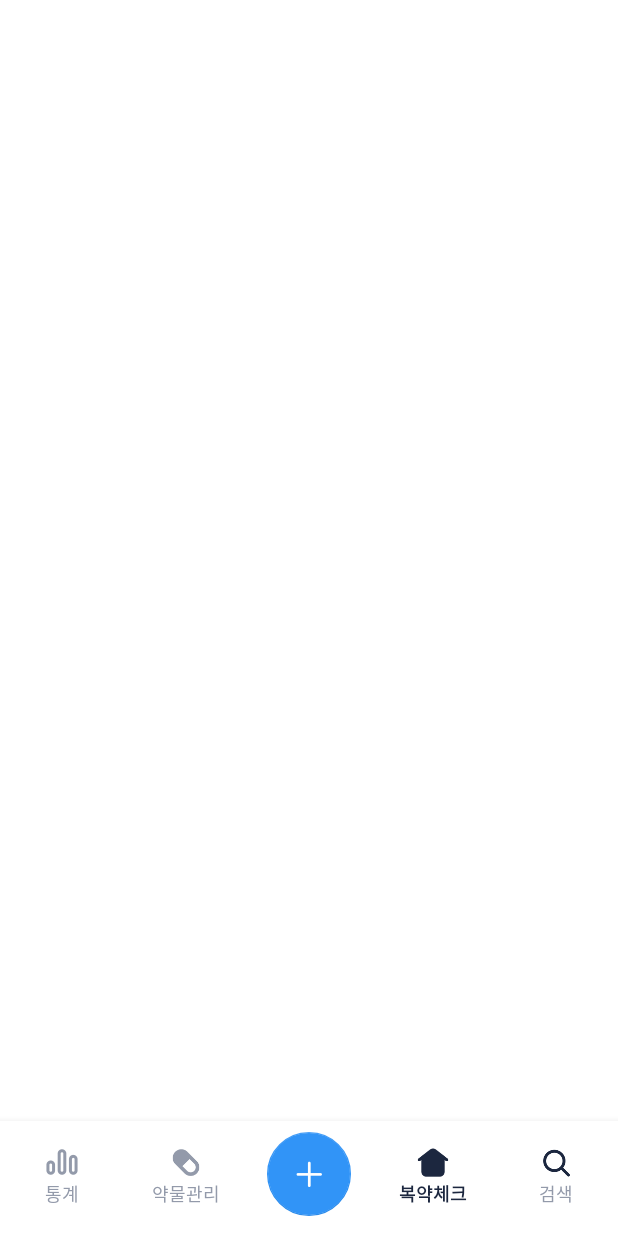
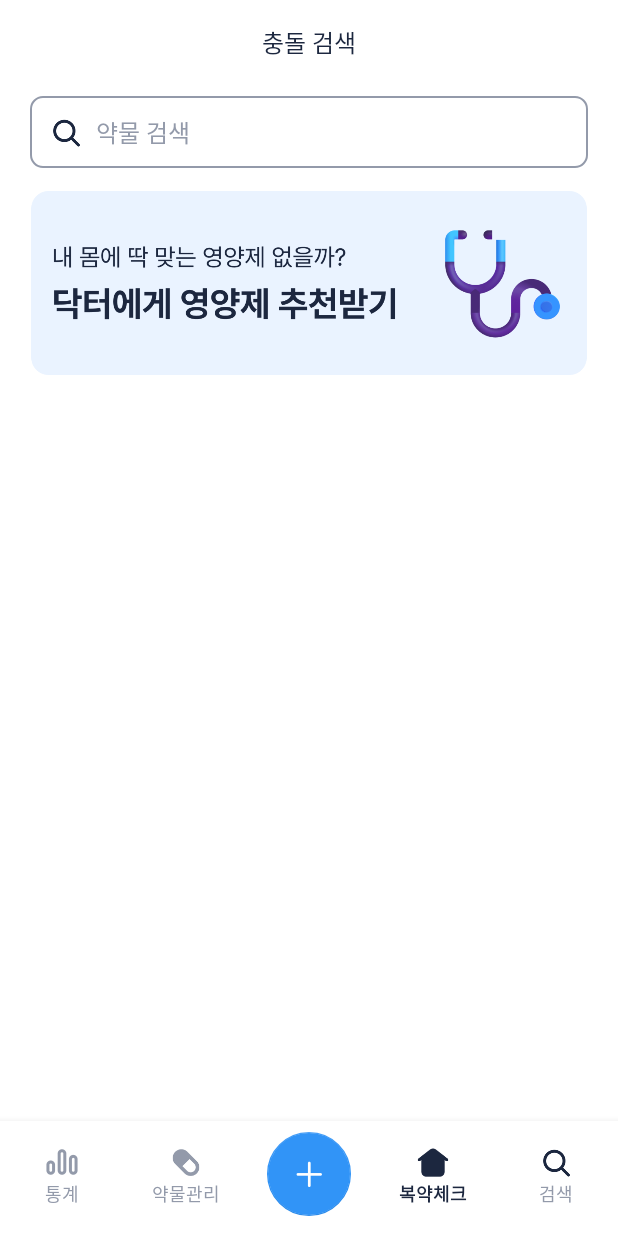
Before and after one commit to Pill-Mate/Pill-Mate-Android, an Android app: the fragment PillSearchFragment placed in its activity, on a phone screen of 412 x 824 dp. Run offline under Robolectric (Android 15) with nearby library versions, the phone set to English and light mode, and no system bars; libraries missing offline, so code that uses them is left out: com.kakao.sdk; network calls fail; Roboto replaces fonts that are not available here; 3 statements that could not run were skipped.

Commit message:
[feat] #15 - BottomNavigation 검색 탭 기능 구현

```diff
--- /dev/null
+++ b/app/src/main/java/com/pill_mate/pill_mate_android/pillsearch/ConflictPillSearchFragment.kt
@@ -0,0 +1,87 @@
+package com.pill_mate.pill_mate_android.pillsearch
+
+import android.os.Bundle
+import android.text.Editable
+import android.text.TextWatcher
+import android.view.LayoutInflater
+import android.view.View
+import android.view.ViewGroup
+import androidx.fragment.app.Fragment
+import com.pill_mate.pill_mate_android.databinding.FragmentConflictPillSearchBinding
+import com.pill_mate.pill_mate_android.main.view.MainActivity
+
+class ConflictPillSearchFragment : Fragment(), PillSearchResultView {
+
+    private var _binding: FragmentConflictPillSearchBinding? = null
+    private val binding get() = _binding!!
+
+    private var selectedPillName: String? = null
+
+    override fun onCreateView(
+        inflater: LayoutInflater, container: ViewGroup?, savedInstanceState: Bundle?
+    ): View {
+        _binding = FragmentConflictPillSearchBinding.inflate(inflater, container, false)
+        return binding.root
+    }
+
+    override fun onViewCreated(view: View, savedInstanceState: Bundle?) {
+        super.onViewCreated(view, savedInstanceState)
+        setupInputField()
+
+        binding.etPillName.setOnClickListener {
+            showPillSearchBottomSheet()
+        }
+    }
+
+    private fun showPillSearchBottomSheet() {
+        val bottomSheet = ConflictPillSearchBottomSheetFragment.newInstance(this)
+
+        bottomSheet.setOnDismissListener {
+            selectedPillName?.let { name ->
+                binding.etPillName.setText(name)
+                binding.etPillName.clearFocus()
+                selectedPillName = null
+            }
+        }
+
+        bottomSheet.show(parentFragmentManager, "PillSearchBottomSheet")
+    }
+
+    override fun onPillSelected(pillName: String) {
+        selectedPillName = pillName
+    }
+
+    private fun setupInputField() {
+        // 텍스트 변경 감지
+        binding.etPillName.addTextChangedListener(object : TextWatcher {
+            override fun beforeTextChanged(s: CharSequence?, start: Int, count: Int, after: Int) {}
+            override fun onTextChanged(s: CharSequence?, start: Int, before: Int, count: Int) {
+                updateClearButtonVisibility(s)
+            }
+            override fun afterTextChanged(s: Editable?) {}
+        })
+
+        // 클리어 버튼 클릭 시 입력값 초기화
+        binding.ivClear.setOnClickListener {
+            binding.etPillName.text?.clear()
+            updateClearButtonVisibility(null)
+        }
+
+        // 초기 상태 설정
+        updateClearButtonVisibility(binding.etPillName.text)
+    }
+
+    private fun updateClearButtonVisibility(text: CharSequence?) {
+        binding.ivClear.visibility = if (text.isNullOrEmpty()) View.GONE else View.VISIBLE
+    }
+
+    override fun onResume() {
+        super.onResume()
+        (activity as? MainActivity)?.setDefaultStatusBar()
+    }
+
+    override fun onDestroyView() {
+        super.onDestroyView()
+        _binding = null
+    }
+}
--- a/app/src/main/java/com/pill_mate/pill_mate_android/pillsearch/PillSearchFragment.kt
+++ b/app/src/main/java/com/pill_mate/pill_mate_android/pillsearch/PillSearchFragment.kt
@@ -6,32 +6,21 @@ import android.view.View
 import android.view.ViewGroup
 import androidx.fragment.app.Fragment
 import com.pill_mate.pill_mate_android.databinding.FragmentPillSearchBinding
-import com.pill_mate.pill_mate_android.main.view.MainActivity
 
 class PillSearchFragment : Fragment() {
+
     private var _binding: FragmentPillSearchBinding? = null
     private val binding get() = _binding!!
 
     override fun onCreateView(
         inflater: LayoutInflater, container: ViewGroup?, savedInstanceState: Bundle?
-    ): View? {
-        _binding = FragmentPillSearchBinding.inflate(layoutInflater, container, false)
+    ): View {
+        _binding = FragmentPillSearchBinding.inflate(inflater, container, false)
         return binding.root
-    }
-
-    override fun onViewCreated(view: View, savedInstanceState: Bundle?) {
-        super.onViewCreated(view, savedInstanceState)
-
-    }
-
-    override fun onResume() {
-        super.onResume()
-        (activity as? MainActivity)?.setDefaultStatusBar()
     }
 
     override fun onDestroyView() {
         super.onDestroyView()
         _binding = null
     }
-
 }
--- /dev/null
+++ b/app/src/main/java/com/pill_mate/pill_mate_android/pillsearch/PillSearchResultPresenter.kt
@@ -0,0 +1,5 @@
+package com.pill_mate.pill_mate_android.pillsearch
+
+interface PillSearchResultPresenter {
+    fun selectPill(pillName: String)
+}
--- /dev/null
+++ b/app/src/main/java/com/pill_mate/pill_mate_android/pillsearch/PillSearchResultView.kt
@@ -0,0 +1,5 @@
+package com.pill_mate.pill_mate_android.pillsearch
+
+interface PillSearchResultView {
+    fun onPillSelected(pillName: String)
+}
--- /dev/null
+++ b/app/src/main/res/layout/fragment_conflict_pill_search.xml
@@ -0,0 +1,89 @@
+<?xml version="1.0" encoding="utf-8"?>
+<androidx.constraintlayout.widget.ConstraintLayout xmlns:android="http://schemas.android.com/apk/res/android"
+    xmlns:tools="http://schemas.android.com/tools"
+    android:layout_width="match_parent"
+    android:layout_height="match_parent"
+    xmlns:app="http://schemas.android.com/apk/res-auto"
+    tools:context=".pillsearch.PillSearchFragment">
+
+    <TextView
+        android:id="@+id/tv_head"
+        android:layout_width="wrap_content"
+        android:layout_height="wrap_content"
+        android:layout_marginTop="16dp"
+        android:text="@string/search_conflict_pill"
+        style="@style/H2_SB16"
+        android:textColor="@color/black"
+        app:layout_constraintTop_toTopOf="parent"
+        app:layout_constraintEnd_toEndOf="parent"
+        app:layout_constraintStart_toStartOf="parent" />
+
+    <com.google.android.material.textfield.TextInputLayout
+        android:id="@+id/textInputLayoutPill"
+        android:layout_width="0dp"
+        android:layout_height="wrap_content"
+        android:layout_marginTop="24dp"
+        android:layout_marginHorizontal="20dp"
+        android:background="@drawable/bg_search_view"
+        app:layout_constraintEnd_toEndOf="parent"
+        app:layout_constraintStart_toStartOf="parent"
+        app:layout_constraintTop_toBottomOf="@id/tv_head"
+        app:hintTextAppearance="@style/HintTextStyle"
+        app:hintEnabled="false"
+        app:boxBackgroundMode="filled"
+        app:boxStrokeWidth="0dp"
+        app:boxStrokeWidthFocused="0dp">
+
+        <com.google.android.material.textfield.TextInputEditText
+            android:id="@+id/et_pillName"
+            android:layout_width="match_parent"
+            android:layout_height="48dp"
+            android:hint="@string/two_et_pill"
+            android:textColorHint="@color/gray_2"
+            android:textColor="@color/black"
+            style="@style/H2_MD16"
+            android:maxLines="1"
+            android:focusable="false"
+            android:cursorVisible="false"
+            android:inputType="none"
+            android:background="@drawable/bg_edittext_gray_2"
+            android:paddingStart="44dp"
+            android:paddingEnd="44dp" />
+    </com.google.android.material.textfield.TextInputLayout>
+
+    <ImageView
+        android:id="@+id/iv_searchPill"
+        android:layout_width="24dp"
+        android:layout_height="24dp"
+        android:layout_marginStart="12dp"
+        android:src="@drawable/ic_search"
+        app:layout_constraintStart_toStartOf="@id/textInputLayoutPill"
+        app:layout_constraintTop_toTopOf="@id/textInputLayoutPill"
+        app:layout_constraintBottom_toBottomOf="@id/textInputLayoutPill" />
+
+    <ImageView
+        android:id="@+id/iv_clear"
+        android:layout_width="24dp"
+        android:layout_height="24dp"
+        android:src="@drawable/ic_edit_text_delete"
+        android:visibility="gone"
+        app:layout_constraintTop_toTopOf="@id/textInputLayoutPill"
+        app:layout_constraintBottom_toBottomOf="@id/textInputLayoutPill"
+        app:layout_constraintEnd_toEndOf="@id/textInputLayoutPill"
+        android:layout_marginEnd="12dp"/>
+
+    <!-- PNG or WEBP 광고 이미지 -->
+    <ImageView
+        android:id="@+id/iv_ad_banner"
+        android:layout_width="0dp"
+        android:layout_height="wrap_content"
+        android:layout_marginTop="15dp"
+        android:layout_marginHorizontal="20dp"
+        android:adjustViewBounds="true"
+        android:scaleType="fitCenter"
+        android:src="@drawable/img_ad_banner_sample"
+        app:layout_constraintTop_toBottomOf="@id/textInputLayoutPill"
+        app:layout_constraintStart_toStartOf="parent"
+        app:layout_constraintEnd_toEndOf="parent"/>
+
+</androidx.constraintlayout.widget.ConstraintLayout>
--- a/app/src/main/res/layout/fragment_pill_search.xml
+++ b/app/src/main/res/layout/fragment_pill_search.xml
@@ -3,6 +3,19 @@
     xmlns:tools="http://schemas.android.com/tools"
     android:layout_width="match_parent"
     android:layout_height="match_parent"
+    xmlns:app="http://schemas.android.com/apk/res-auto"
     tools:context=".pillsearch.PillSearchFragment">
 
+    <fragment
+        android:id="@+id/nav_host_fragment_conflict_search"
+        android:name="androidx.navigation.fragment.NavHostFragment"
+        android:layout_width="match_parent"
+        android:layout_height="0dp"
+        app:defaultNavHost="true"
+        app:navGraph="@navigation/nav_graph_conflict_search"
+        app:layout_constraintStart_toStartOf="parent"
+        app:layout_constraintEnd_toEndOf="parent"
+        app:layout_constraintTop_toTopOf="parent"
+        app:layout_constraintBottom_toBottomOf="parent" />
+
 </androidx.constraintlayout.widget.ConstraintLayout>
--- /dev/null
+++ b/app/src/main/res/navigation/nav_graph_conflict_search.xml
@@ -0,0 +1,43 @@
+<navigation xmlns:android="http://schemas.android.com/apk/res/android"
+    xmlns:app="http://schemas.android.com/apk/res-auto"
+    xmlns:tools="http://schemas.android.com/tools"
+    android:id="@+id/nav_graph_pill_search"
+    app:startDestination="@id/ConflictPillSearchFragment">
+
+    <fragment
+        android:id="@+id/ConflictPillSearchFragment"
+        android:name="com.pill_mate.pill_mate_android.pillsearch.ConflictPillSearchFragment"
+        tools:layout="@layout/fragment_conflict_pill_search"
+        android:label="약 검색 Tab">
+
+        <action
+            android:id="@+id/action_conflictPillSearchFragment_to_noConflictFragment"
+            app:destination="@id/LoadingNoConflictFragment" />
+
+        <action
+            android:id="@+id/action_conflictPillSearchFragment_to_conflictCheckFragment"
+            app:destination="@id/LoadingConflictFragment" />
+    </fragment>
+
+    <fragment
+        android:id="@+id/LoadingNoConflictFragment"
+        android:name="com.pill_mate.pill_mate_android.medicine_conflict.LoadingNoConflictFragment"
+        tools:layout="@layout/fragment_loading_no_conflict"
+        android:label="충돌 없음" />
+
+    <fragment
+        android:id="@+id/LoadingConflictFragment"
+        android:name="com.pill_mate.pill_mate_android.medicine_conflict.LoadingConflictFragment"
+        tools:layout="@layout/fragment_loading_conflict"
+        android:label="충돌 있음">
+        <action
+            android:id="@+id/action_loadingConflictFragment_to_medicineConflictFragment"
+            app:destination="@id/medicineConflictFragment" />
+    </fragment>
+
+    <fragment
+        android:id="@+id/medicineConflictFragment"
+        android:name="com.pill_mate.pill_mate_android.medicine_conflict.MedicineConflictFragment"
+        tools:layout="@layout/fragment_medicine_conflict">
+    </fragment>
+</navigation>
--- a/app/src/main/res/values/strings.xml
+++ b/app/src/main/res/values/strings.xml
@@ -302,6 +302,7 @@
 
     <!-- fragment_loading_conflict -->
     <string name="loading_conflict_title">복용하는 약물과\n충돌하는 성분을 발견했어요</string>
+    <string name="loading_no_conflict_title">복용하는 약물과\n충돌하는 성분이 없어요</string>
     <string name="loading_conflict_btn">확인하기</string>
 
     <!-- fragment_medicine_conflict -->
@@ -330,6 +331,9 @@
     <string name="medicine_edit_warning_eat_count">1회 투약량을 입력해주세요</string>
     <string name="medicine_edit_warning_period">복약 일수를 입력해주세요</string>
 
+    <!--PillSearchFragment-->
+    <string name="search_conflict_pill">충돌 검색</string>
+
     <string name="test">test</string>
     <string name="hello_blank_fragment">Hello blank fragment</string>
 
```
Also changed, not shown: app/src/main/java/com/pill_mate/pill_mate_android/medicine_conflict/LoadingNoConflictFragment.kt (added, +49 -0 lines), app/src/main/java/com/pill_mate/pill_mate_android/pillsearch/ConflictPillDetailBottomSheet.kt (added, +155 -0 lines), app/src/main/java/com/pill_mate/pill_mate_android/pillsearch/ConflictPillSearchBottomSheetFragment.kt (added, +170 -0 lines), app/src/main/java/com/pill_mate/pill_mate_android/pillsearch/PillSearchResultPresenterImpl.kt (added, +9 -0 lines), app/src/main/res/layout/fragment_loading_no_conflict.xml (renamed from app/src/main/res/layout/fragment_loading_conflict.xml, +5 -6 lines), app/src/main/res/drawable/img_ad_banner_sample.png (added).
